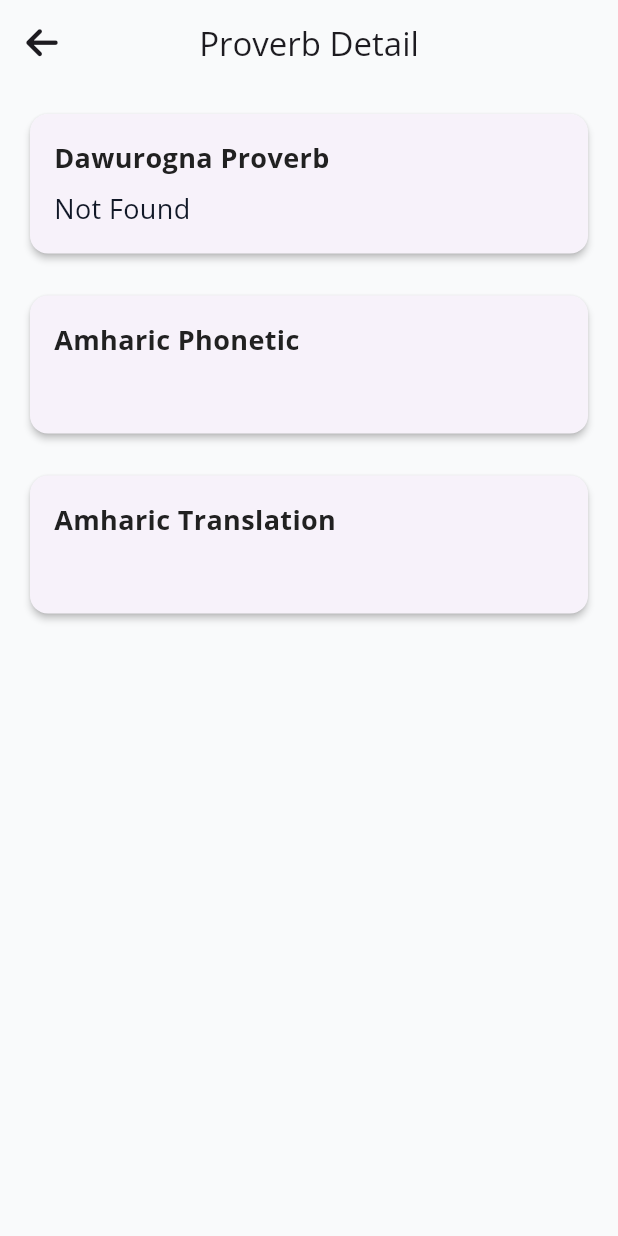
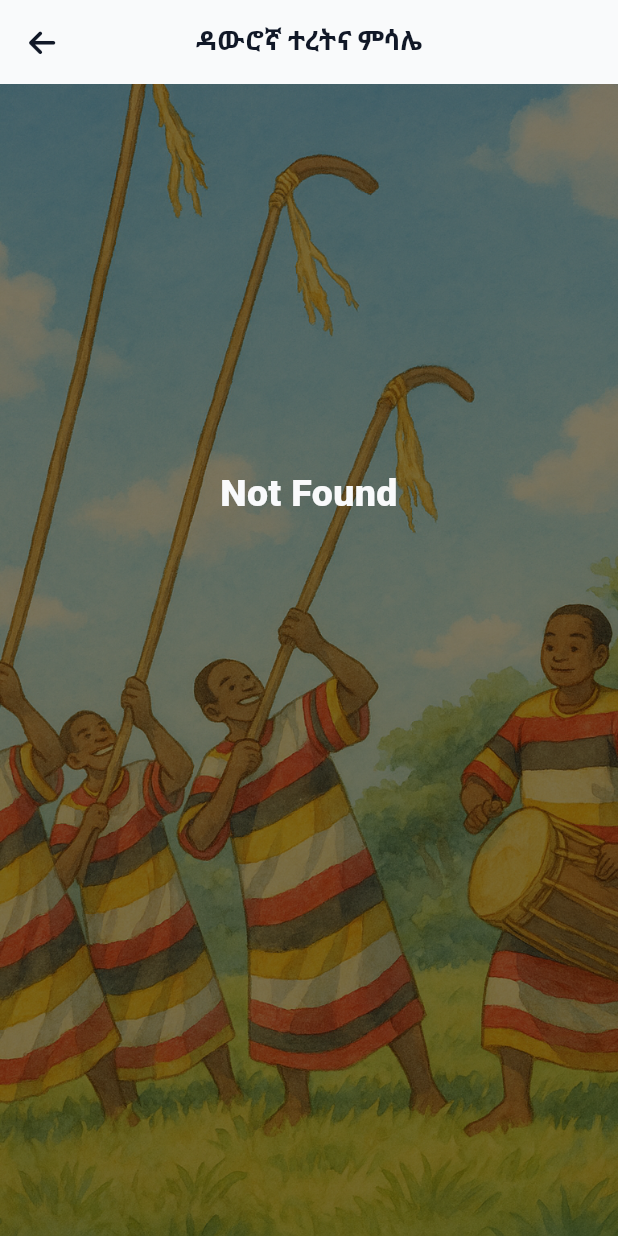
Before and after one commit to NahumDm/Dawurogna-figurative-speaking, a Flutter app: the ProverbDetailScreen screen opened directly with empty values, on a phone screen of 412 x 824 dp. Run offline on Flutter 3.47's test engine with Material 3 defaults, Android fonts, the phone set to English and light mode, and no system bars; our stand-ins replace font_awesome_flutter, go_router, google_nav_bar.

Commit message:
Added app icon

```diff
--- /dev/null
+++ b/flutter_launcher_icons.yaml
@@ -0,0 +1,19 @@
+# flutter pub run flutter_launcher_icons
+flutter_launcher_icons:
+  image_path: "assets/icon/dawuro_gihibli.png"
+
+  android: "launcher_icon"
+  # image_path_android: "assets/icon/icon.png"
+  min_sdk_android: 16 # android min sdk min:16, default 21
+  adaptive_icon_background: "#ffffff"
+  adaptive_icon_foreground: "assets/icon/dawuro_gihibli.png"
+  # adaptive_icon_foreground_inset: 16
+  # adaptive_icon_monochrome: ""
+
+  ios: true
+  # image_path_ios: "assets/icon/icon.png"
+  remove_alpha_ios: true
+  # image_path_ios_dark_transparent: "assets/icon/icon_dark.png"
+  # image_path_ios_tinted_grayscale: "assets/icon/icon_tinted.png"
+  # desaturate_tinted_to_grayscale_ios: true
+  # background_color_ios: "#ffffff"
--- a/lib/Core/Route/route_config.dart
+++ b/lib/Core/Route/route_config.dart
@@ -2,9 +2,9 @@ import 'package:dawurogna_figurative_speaking/Core/Route/route_names.dart';
 import 'package:dawurogna_figurative_speaking/Screens/about.dart';
 import 'package:dawurogna_figurative_speaking/Screens/category.dart';
 import 'package:dawurogna_figurative_speaking/Screens/onboarding.dart';
+import 'package:dawurogna_figurative_speaking/Screens/proverb_detail.dart';
 import 'package:dawurogna_figurative_speaking/Widgets/appshell.dart';
 import 'package:dawurogna_figurative_speaking/Widgets/proverbs_alphabet_list.dart';
-import 'package:dawurogna_figurative_speaking/Widgets/proverbs_detail_container.dart';
 import 'package:go_router/go_router.dart';
 
 final routeProvider = GoRouter(
@@ -17,7 +17,7 @@ final routeProvider = GoRouter(
     ),
     GoRoute(
       name: RouteNames.eachAlphabetList,
-      path: '/eachAlphabetList:alphabet',
+      path: '/eachAlphabetList/:alphabet',
       builder: (context, state) => AlphabetListTile(),
     ),
     GoRoute(
@@ -51,15 +51,6 @@ final routeProvider = GoRouter(
             ),
           ],
         ),
-        // // StatefulShellBranch(
-        // //   routes: [
-        // //     // GoRoute(
-        // //     //   name: RouteNames.settings,
-        // //     //   path: '/settings',
-        // //     //   builder: (context, state) => Settings(),
-        // //     // ),
-        // //   ],
-        // ),
         StatefulShellBranch(
           routes: [
             GoRoute(
--- a/lib/screens/about.dart
+++ b/lib/screens/about.dart
@@ -1,5 +1,4 @@
 import 'package:dawurogna_figurative_speaking/Core/Constants/constants.dart';
-import 'package:dawurogna_figurative_speaking/Widgets/proverbs_detail_container.dart';
 import 'package:flutter/material.dart';
 
 class About extends StatelessWidget {
--- /dev/null
+++ b/lib/screens/proverb_detail.dart
@@ -0,0 +1,110 @@
+import 'package:dawurogna_figurative_speaking/Core/Constants/constants.dart';
+import 'package:dawurogna_figurative_speaking/Provider/proverbs_provider.dart';
+import 'package:flutter/material.dart';
+import 'package:font_awesome_flutter/font_awesome_flutter.dart';
+import 'package:go_router/go_router.dart';
+import 'package:provider/provider.dart';
+
+class ProverbDetailScreen extends StatelessWidget {
+  final int proverbId;
+  const ProverbDetailScreen({super.key, required this.proverbId});
+
+  @override
+  Widget build(BuildContext context) {
+    // Find the specific proverb using the provider
+    final proverb = context.read<ProverbsProvider>().getProverbById(proverbId);
+
+    return Scaffold(
+      extendBodyBehindAppBar: true,
+      extendBody: true,
+      backgroundColor: Constants.background,
+      appBar: AppBar(
+        backgroundColor: Constants.background,
+        leading: IconButton(
+          onPressed: () => context.pop(),
+          icon: const FaIcon(
+            FontAwesomeIcons.arrowLeft,
+            color: Constants.textColor,
+            size: 20,
+          ),
+        ),
+        title: Text(
+          'ዳውሮኛ ተረትና ምሳሌ',
+          style: TextStyle(
+            color: Constants.textColor,
+            fontFamily: 'Dash',
+            fontSize: Constants.mdFont,
+            fontWeight: FontWeight.w700,
+          ),
+        ),
+        centerTitle: true,
+      ),
+      body: Stack(
+        children: [
+          //Background Image Display
+          Container(
+            width: double.infinity,
+            height: double.infinity,
+            decoration: BoxDecoration(
+              image: DecorationImage(
+                image: AssetImage('assets/images/dawuro_gihibli.png'),
+                fit: BoxFit.cover,
+              ),
+            ),
+          ),
+
+          //To Darken Image Opacity
+          Container(color: Colors.black.withOpacity(0.5)),
+
+          //Proverb Content
+          Center(
+            child: Padding(
+              padding: EdgeInsets.symmetric(vertical: 2.0, horizontal: 24.0),
+              child: Column(
+                mainAxisSize: MainAxisSize.min,
+                children: [
+                  Text(
+                    proverb.dawurogna,
+                    textAlign: TextAlign.center,
+                    style: TextStyle(
+                      fontFamily: 'Roboto',
+                      color: Constants.background,
+                      fontSize: Constants.lgFont,
+                      fontWeight: FontWeight.w900,
+                      height: 1.5,
+                    ),
+                  ),
+                  SizedBox(height: 30),
+                  Text(
+                    proverb.dawurognaPhonetic,
+                    textAlign: TextAlign.center,
+                    style: TextStyle(
+                      fontFamily: 'OpenSans',
+                      color: Constants.background,
+                      fontSize: Constants.lgFont,
+                      fontWeight: FontWeight.w500,
+                      height: 1.5,
+                    ),
+                  ),
+                  SizedBox(height: 30),
+                  Text(
+                    proverb.amharicTranslation,
+                    textAlign: TextAlign.center,
+                    style: TextStyle(
+                      fontFamily: 'OpenSans',
+                      color: Constants.background,
+                      fontSize: Constants.lgFont,
+                      fontWeight: FontWeight.w500,
+                      height: 1.5,
+                    ),
+                  ),
+                  SizedBox(height: 30),
+                ],
+              ),
+            ),
+          ),
+        ],
+      ),
+    );
+  }
+}
--- a/lib/widgets/bottom_navigation.dart
+++ b/lib/widgets/bottom_navigation.dart
@@ -32,7 +32,6 @@ class BottomNavigation extends StatelessWidget {
         ), // navigation bar padding
         tabs: [
           GButton(icon: FontAwesomeIcons.list, text: 'Category'),
-          // GButton(icon: FontAwesomeIcons.gear, text: 'Settings'),
           GButton(icon: FontAwesomeIcons.circleInfo, text: 'About'),
         ],
         selectedIndex: selectedTabIndex,
--- a/lib/widgets/proverbs_alphabet_list.dart
+++ b/lib/widgets/proverbs_alphabet_list.dart
@@ -52,8 +52,9 @@ class AlphabetListTile extends StatelessWidget {
                     title: Text(
                       proverb.dawurogna,
                       style: TextStyle(
+                        fontFamily: 'OpenSans',
                         fontSize: Constants.mdFont,
-                        fontWeight: FontWeight.bold,
+                        fontWeight: FontWeight.w500,
                         color: Constants.textColor,
                       ),
                     ),
--- a/lib/widgets/proverbs_detail_container.dart
+++ b/lib/widgets/proverbs_detail_container.dart
@@ -1,85 +1,63 @@
-import 'package:dawurogna_figurative_speaking/Core/Constants/constants.dart';
-import 'package:dawurogna_figurative_speaking/Provider/proverbs_provider.dart';
-import 'package:flutter/material.dart';
-import 'package:font_awesome_flutter/font_awesome_flutter.dart';
-import 'package:go_router/go_router.dart';
-import 'package:provider/provider.dart';
+// // Helper widget to build styled cards for details
+// import 'package:dawurogna_figurative_speaking/Core/Constants/constants.dart';
+// import 'package:flutter/material.dart';
 
-class ProverbDetailScreen extends StatelessWidget {
-  final int proverbId;
-  const ProverbDetailScreen({super.key, required this.proverbId});
+// class ProverbsDetailCard extends StatelessWidget {
+//   final String content;
 
-  @override
-  Widget build(BuildContext context) {
-    // Find the specific proverb using the provider
-    final proverb = context.read<ProverbsProvider>().getProverbById(proverbId);
+//   const ProverbsDetailCard({Key? key, required this.content}) : super(key: key);
 
-    return Scaffold(
-      backgroundColor: Constants.background,
-      appBar: AppBar(
-        backgroundColor: Constants.background,
-        leading: IconButton(
-          onPressed: () => context.pop(),
-          icon: const FaIcon(FontAwesomeIcons.arrowLeft),
-        ),
-        title: const Text('Proverb Detail'),
-        centerTitle: true,
-      ),
-      body: Padding(
-        padding: const EdgeInsets.all(16.0),
-        child: Column(
-          crossAxisAlignment: CrossAxisAlignment.start,
-          children: [
-            _buildDetailCard(
-              title: 'Dawurogna Proverb',
-              content: proverb.dawurogna,
-            ),
-            const SizedBox(height: 20),
-            _buildDetailCard(
-              title: 'Amharic Phonetic',
-              content: proverb.dawurognaPhonetic,
-            ),
-            const SizedBox(height: 20),
-            _buildDetailCard(
-              title: 'Amharic Translation',
-              content: proverb.amharicTranslation,
-            ),
-          ],
-        ),
-      ),
-    );
-  }
+//   @override
+//   Widget build(BuildContext context) {
+//     return SizedBox(
+//       height: 220.0,
+//       child: Stack(
+//         alignment: Alignment.center, // Center the text by default
+//         children: [
+//           // 1. Background Image (Bottom layer)
+//           Container(
+//             height: 220.0,
+//             width: double.infinity,
+//             decoration: BoxDecoration(
+//               image: DecorationImage(
+//                 image: AssetImage('assets/images/dawuro_gihibli.png'),
+//                 fit: BoxFit.cover,
+//               ),
+//               gradient: LinearGradient(
+//                 colors: [Colors.black.withOpacity(0.6), Colors.transparent],
+//                 begin: Alignment.bottomCenter,
+//                 end: Alignment.topCenter,
+//               ),
+//             ),
+//           ),
 
-  // Helper widget to build styled cards for details
-  Widget _buildDetailCard({required String title, required String content}) {
-    return Card(
-      elevation: 2,
-      shape: RoundedRectangleBorder(borderRadius: BorderRadius.circular(12)),
-      child: Padding(
-        padding: const EdgeInsets.all(16.0),
-        child: Column(
-          crossAxisAlignment: CrossAxisAlignment.stretch,
-          children: [
-            Text(
-              title,
-              style: TextStyle(
-                fontSize: Constants.mdFont,
-                fontWeight: FontWeight.bold,
-                color: Constants.title,
-              ),
-            ),
-            const SizedBox(height: 8),
-            Text(
-              content,
-              style: TextStyle(
-                fontSize: Constants.mdFont,
-                height: 1.5, // Improves readability
-                color: Constants.textColor,
-              ),
-            ),
-          ],
-        ),
-      ),
-    );
-  }
-}
+//           // 2. Text Content (Top layer)
+//           Center(
+//             child: Column(
+//               children: [
+//                 Text(
+//                   content,
+//                   textAlign: TextAlign.center,
+//                   style: TextStyle(
+//                     fontSize: Constants.mdFont,
+//                     height: 1.5,
+//                     color: Colors.white, // Changed to white for better contrast
+//                     fontWeight: FontWeight.bold,
+//                     shadows: [
+//                       // Add a subtle shadow for even more readability
+//                       Shadow(
+//                         blurRadius: 4.0,
+//                         color: Colors.black.withOpacity(0.5),
+//                         offset: Offset(2.0, 2.0),
+//                       ),
+//                     ],
+//                   ),
+//                 ),
+//               ],
+//             ),
+//           ),
+//         ],
+//       ),
+//     );
+//   }
+// }
```
Also changed, not shown: pubspec.yaml (+9 -2 lines), assets/data/dawurogna_proverbs.json, assets/icon/dawuro_gihibli.png (added), assets/icon/launcher_image.png (added), pubspec.lock, 51 other files.
